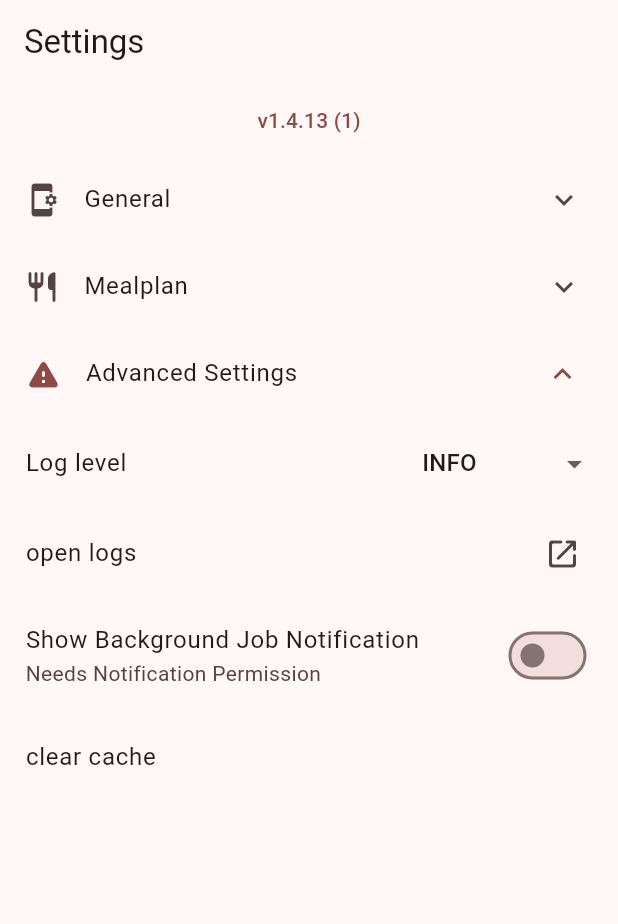
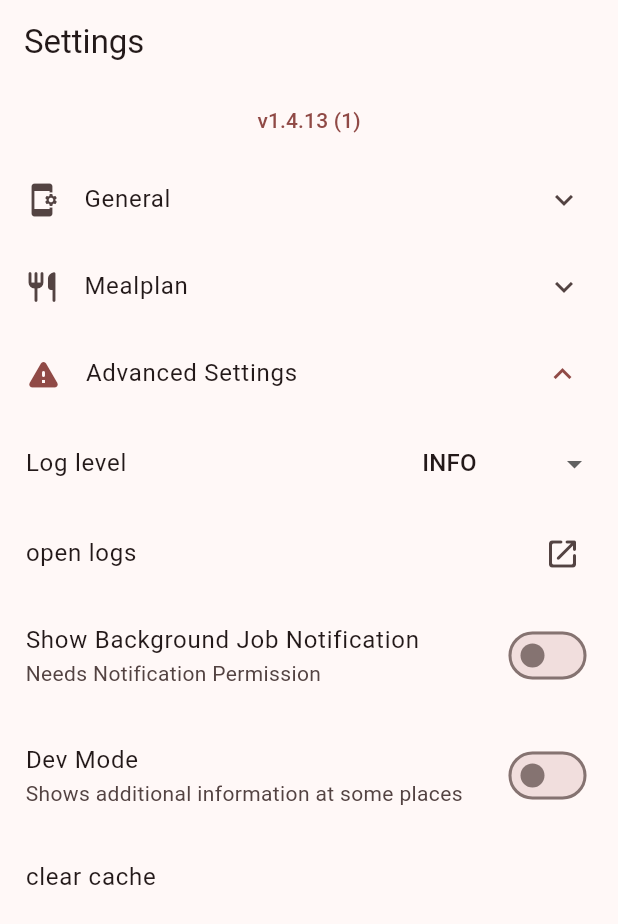
Before and after one commit to dev-redcube/betterHM, a Flutter app: the SettingsScreen screen opened by its route, after a tap on "General", after a tap on "Mealplan", after a tap on "Advanced Settings", on a phone screen of 412 x 824 dp. Shown: the top 924 px of the screen. Run offline on Flutter 3.47's test engine with Material 3 defaults, Android fonts, the phone set to English and light mode, and no system bars; drawn by our look-alikes of dynamic_color; our stand-ins replace cached_network_image, dio, flutter_riverpod, geolocator, get_it, go_router and 9 more; missing offline and left inert: blurhash_ffi, dio_cache_interceptor, flutter_inappwebview, icalendar, kalender, rrule and 1 more; accounts and stored records are empty; generated files the repository leaves out were written again; network calls fail; statements that could not run were skipped.

Commit message:
168 dev mode setting (#169)
* add Setting

* edit calendar extra info

```diff
--- a/lib/home/calendar/edit_calendar_popup.dart
+++ b/lib/home/calendar/edit_calendar_popup.dart
@@ -2,6 +2,7 @@ import 'package:better_hm/home/calendar/add/add_new_calendar.dart';
 import 'package:better_hm/home/calendar/models/calendar.dart';
 import 'package:better_hm/home/calendar/service/ical_sync_service.dart';
 import 'package:better_hm/i18n/strings.g.dart';
+import 'package:better_hm/shared/prefs.dart';
 import 'package:flutter/material.dart';
 import 'package:isar/isar.dart';
 
@@ -86,6 +87,11 @@ class _EditCalendarPopupState extends State<EditCalendarPopup> {
                 });
               },
             ),
+            if (Prefs.devMode.value) const SizedBox(height: 8),
+            if (Prefs.devMode.value)
+              Text(
+                "Id: ${widget.calendar.id}\nLast sync: ${widget.calendar.lastUpdate}\nNumOfFails: ${widget.calendar.numOfFails}",
+              ),
           ],
         ),
       ),
--- a/lib/i18n/strings.i18n.json
+++ b/lib/i18n/strings.i18n.json
@@ -164,6 +164,10 @@
         "label": "Show Background Job Notification",
         "subtitle": "Needs Notification Permission"
       },
+      "devMode": {
+        "title": "Dev Mode",
+        "subtitle": "Shows additional information at some places"
+      },
       "clearCaches": {
         "title": "clear cache",
         "snackbar": "Cache cleared"
--- a/lib/i18n/strings_de.i18n.json
+++ b/lib/i18n/strings_de.i18n.json
@@ -164,6 +164,10 @@
         "label": "Benachrichtige bei Hintergrundaufgaben",
         "subtitle": "Benötigt Benachrichtigungsrechte"
       },
+      "devMode": {
+        "title": "Entwicklermodus",
+        "subtitle": "Zeigt an manchen Stellen zusätzliche Informationen"
+      },
       "clearCaches": {
         "title": "Cache leeren",
         "snackbar": "Cache geleert"
--- a/lib/settings/sections/advanced.dart
+++ b/lib/settings/sections/advanced.dart
@@ -57,6 +57,11 @@ class AdvancedSettingsSection extends StatelessWidget {
             }
           },
         ),
+        SettingsSwitch(
+          title: t.settings.advanced.devMode.title,
+          subtitle: t.settings.advanced.devMode.subtitle,
+          pref: Prefs.devMode,
+        ),
         ListTile(
           title: Text(t.settings.advanced.clearCaches.title),
           onTap: () {
--- a/lib/shared/prefs.dart
+++ b/lib/shared/prefs.dart
@@ -42,6 +42,7 @@ abstract class Prefs {
   // Advanced
   static late final PlainPref<int> logLevel;
   static late final PlainPref<bool> showBackgroundJobNotification;
+  static late final PlainPref<bool> devMode;
 
   static void init() {
     if (initialized) {
@@ -64,6 +65,7 @@ abstract class Prefs {
     logLevel = PlainPref("logLevel", LogLevel.INFO.index);
     showBackgroundJobNotification =
         PlainPref("showBackgroundJobNotification", false);
+    devMode = PlainPref("devMode", false);
 
     initialized = true;
   }
```
